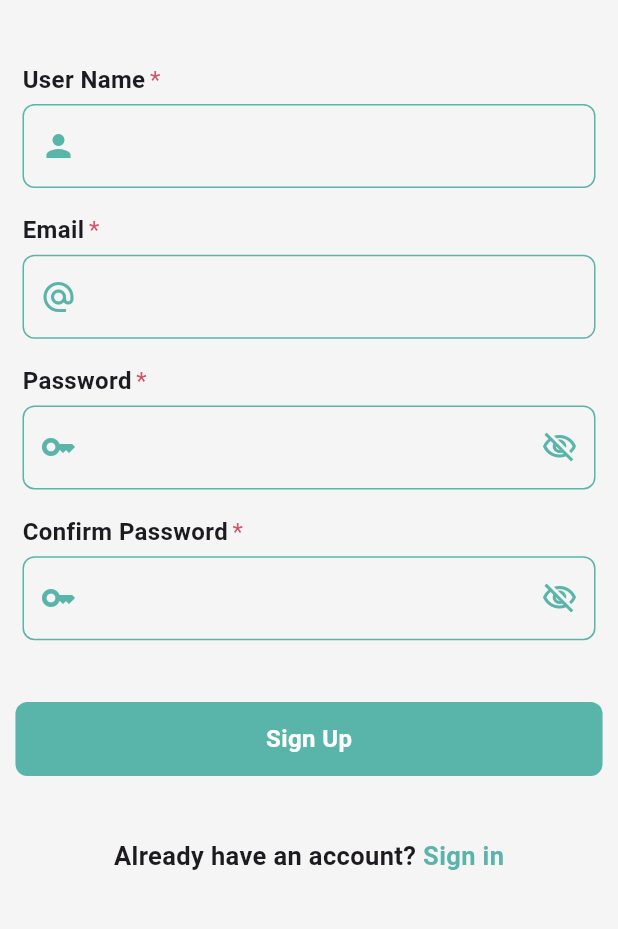
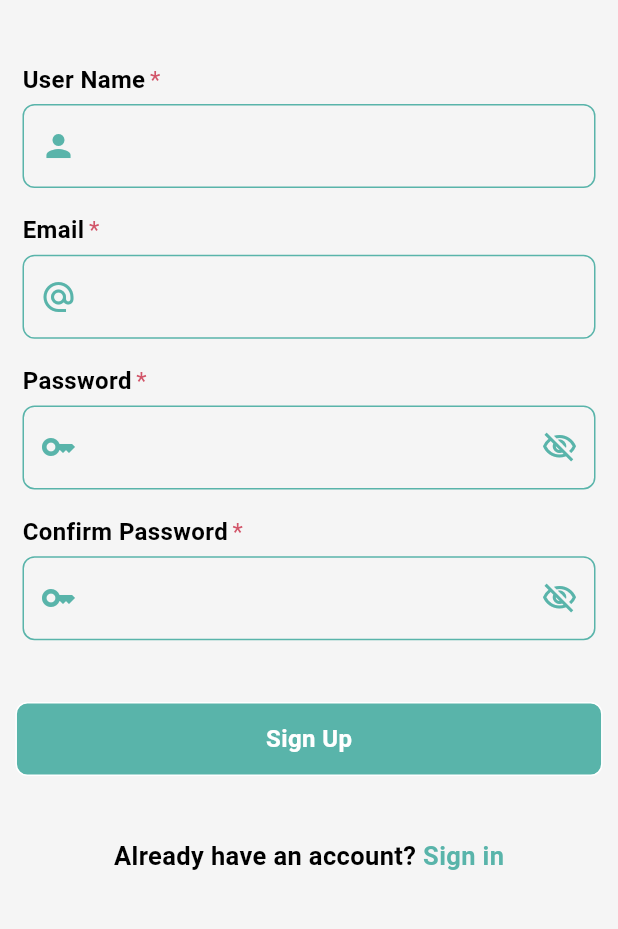
Before and after one commit to Shahabmustafa/Flutter-invoice-app, a Flutter app: the SignUpPage screen opened by its route, on a phone screen of 412 x 824 dp, the part 247-1176 px from its top. Run offline on Flutter 3.47's test engine with Material 3 defaults, Android fonts, the phone set to English and light mode, and no system bars; our stand-ins replace cached_network_image, cloud_firestore, firebase_auth, firebase_core, firebase_storage, fluttertoast and 6 more; missing offline and left inert: hand_signature; accounts and stored records are empty.

Commit message:
set a theme dark and light

```diff
--- a/lib/res/component/app_button.dart
+++ b/lib/res/component/app_button.dart
@@ -17,10 +17,13 @@ class AppButton extends StatelessWidget {
         height: height,
         width: width,
         decoration: BoxDecoration(
-          color: AppColor.primaryColor,
+          color: Theme.of(context).splashColor,
           borderRadius: BorderRadius.circular(8),
+          border: Border.all(
+            color: Theme.of(context).canvasColor,
+          ),
         ),
-        child: loading ? Center(child: CircularProgressIndicator(color: AppColor.whiteColor,)) : Center(
+        child: loading ? Center(child: CircularProgressIndicator(color: Theme.of(context).canvasColor,)) : Center(
             child: Text(
               title,
               style: TextStyle(
--- a/lib/res/component/invoice_box.dart
+++ b/lib/res/component/invoice_box.dart
@@ -16,14 +16,14 @@ class InvoiceBox extends StatelessWidget {
       height: size.height * 0.1,
       width:  size.width * 1,
       decoration: BoxDecoration(
-          color: AppColor.whiteColor,
+          color: Theme.of(context).cardColor,
           borderRadius: BorderRadius.circular(30),
           boxShadow: [
             BoxShadow(
               color: AppColor.grayColor,
-              spreadRadius: 0.1,
+              spreadRadius: 0.3,
               blurRadius: 1,
-              offset: Offset(2,2),
+              offset: Offset(0.2,0.2),
             ),
           ]
       ),
--- a/lib/res/component/invoice_text_field.dart
+++ b/lib/res/component/invoice_text_field.dart
@@ -37,6 +37,7 @@ class InvoiceTextField extends StatelessWidget {
                 style: TextStyle(
                   fontSize: 16,
                   fontWeight: FontWeight.w600,
+                  color: Theme.of(context).textTheme.displayLarge!.color,
                 ),
               ),
               SizedBox(width: 3,),
@@ -61,6 +62,12 @@ class InvoiceTextField extends StatelessWidget {
               enabled: enabled,
               // maxLines: maxLines,
               decoration: InputDecoration(
+                labelStyle: TextStyle(
+                  color: Theme.of(context).textTheme.displayLarge!.color,
+                ),
+                hintStyle: TextStyle(
+                  color: Theme.of(context).textTheme.displayLarge!.color,
+                ),
                 border: OutlineInputBorder(
                   borderRadius: BorderRadius.circular(8),
                   borderSide: BorderSide(
@@ -88,6 +95,10 @@ class InvoiceTextField extends StatelessWidget {
                 suffixIcon: suffixIcon,
                 prefixIcon: prefixIcon,
               ),
+              cursorColor: AppColor.primaryColor,
+              style: TextStyle(
+                color: Theme.of(context).textTheme.displayLarge!.color,
+              ),
               onTapOutside: (event){
                 FocusManager.instance.primaryFocus?.unfocus();
               },
--- a/lib/res/routes/routes.dart
+++ b/lib/res/routes/routes.dart
@@ -4,6 +4,7 @@ import 'package:flutter_invoice_app/view/home/invoice/add_payer.dart';
 import 'package:flutter_invoice_app/view/home/invoice/item_list.dart';
 import 'package:flutter_invoice_app/view/home/invoice/list_of_invoice.dart';
 import 'package:flutter_invoice_app/view/home/invoice/signature_screen.dart';
+import 'package:flutter_invoice_app/view/home/invoice/user_profile/setting/languages_change.dart';
 import 'package:flutter_invoice_app/view/home/invoice/user_profile/setting/setting.dart';
 import 'package:flutter_invoice_app/view/home/invoice/user_profile/user_profile.dart';
 import 'package:flutter_invoice_app/view/home/invoice/your_details.dart';
@@ -24,6 +25,7 @@ class AppRoutes{
   static const String signature = "/signature_routes";
   static const String userProfile = "/user_profile_routes";
   static const String setting = "/setting_routes";
+  static const String changeLanguage = "/change_languages_routes";
 
   static appRoutes() => [
     GetPage(
@@ -92,5 +94,11 @@ class AppRoutes{
       transition: Transition.rightToLeftWithFade,
       transitionDuration: const Duration(microseconds: 250),
     ),
+    GetPage(
+      name: changeLanguage,
+      page: () => ChangeLanguages(),
+      transition: Transition.rightToLeftWithFade,
+      transitionDuration: const Duration(microseconds: 250),
+    ),
   ];
 }
--- a/lib/res/theme_data/theme_data.dart
+++ b/lib/res/theme_data/theme_data.dart
@@ -3,6 +3,8 @@ import '../colors/app_colors.dart';
 
 class AppThemeData{
   static ThemeData lightTheme = ThemeData(
+    splashColor: AppColor.primaryColor,
+    canvasColor: AppColor.whiteColor,
     useMaterial3: true,
     floatingActionButtonTheme: FloatingActionButtonThemeData(
       backgroundColor: AppColor.primaryColor,
@@ -36,15 +38,33 @@ class AppThemeData{
       prefixIconColor: AppColor.primaryColor,
       suffixIconColor: AppColor.primaryColor,
     ),
+    textTheme: TextTheme(
+      displayLarge: TextStyle(
+        color: AppColor.blackColor,
+      ),
+    ),
   );
 
   static ThemeData darkTheme = ThemeData(
+    splashColor: AppColor.blackColor,
+    cardColor: AppColor.blackColor,
     useMaterial3: true,
+    canvasColor: AppColor.primaryColor,
     floatingActionButtonTheme: FloatingActionButtonThemeData(
-      backgroundColor: Colors.black,
+      backgroundColor: AppColor.blackColor,
       foregroundColor: AppColor.whiteColor,
+      shape: OutlineInputBorder(
+        borderRadius: BorderRadius.circular(10),
+        borderSide: BorderSide(
+          color: AppColor.primaryColor,
+          width: 3,
+        ),
+      )
     ),
     scaffoldBackgroundColor: AppColor.blackColor,
+    bottomSheetTheme: BottomSheetThemeData(
+      backgroundColor: AppColor.blackColor,
+    ),
     bottomNavigationBarTheme: BottomNavigationBarThemeData(
       backgroundColor: AppColor.blackColor,
     ),
@@ -98,7 +118,11 @@ class AppThemeData{
         ),
       ),
     ),
-
+    textTheme: TextTheme(
+      displayLarge: TextStyle(
+        color: AppColor.whiteColor,
+      ),
+    ),
   );
 
 }
--- a/lib/view model/invoice service/inoice_service.dart
+++ b/lib/view model/invoice service/inoice_service.dart
@@ -48,12 +48,16 @@ class InvoiceService extends GetxController{
         date: formattedDate,
       );
       await AppApiService.invoice.add(invoiceModel.toJson()).then((value)async{
+       try{
          await AppApiService.invoice.doc(value.id).collection('items').add({
            "itemName" : itemName.value.text,
            "itemCost" : itemCost.value.text,
            "itemQuantity" : itemQuantity.value.text,
            "total" : total.toString(),
          });
+       }catch(e){
+         // Utils.flutterToast()
+       }
         Get.back();
         Utils.flutterToast("Your Invoice is Created");
         setLoading(false);
--- a/lib/view model/user_service/user_service.dart
+++ b/lib/view model/user_service/user_service.dart
@@ -7,6 +7,9 @@ import 'package:get/get.dart';
 class UserService extends GetxController{
 
   static final signupService = Get.put(SignUpService());
+  static var date = DateTime.now();
+  static var specificId = date.millisecondsSinceEpoch;
+
 
   static userAddDataFirestore(String userName,String email,){
     signupService.setLoading(true);
@@ -16,8 +19,7 @@ class UserService extends GetxController{
         userName: userName,
         email: email,
         profileImage: "https://i.pinimg.com/474x/ad/73/1c/ad731cd0da0641bb16090f25778ef0fd.jpg",
-        language: "English",
-        theme: false,
+        specificId: specificId.toString(),
       );
       AppApiService
           .firestore
--- a/lib/view/auth/login_screen.dart
+++ b/lib/view/auth/login_screen.dart
@@ -134,6 +134,7 @@ class _LoginPageState extends State<LoginPage> {
                       style: TextStyle(
                         fontSize: 17,
                         fontWeight: FontWeight.bold,
+                        color: Theme.of(context).textTheme.displayLarge!.color,
                       ),
                     ),
                     GestureDetector(
--- a/lib/view/auth/sign_up_screen.dart
+++ b/lib/view/auth/sign_up_screen.dart
@@ -143,6 +143,7 @@ class _SignUpPageState extends State<SignUpPage> {
                   style: TextStyle(
                     fontSize: 17,
                     fontWeight: FontWeight.bold,
+                    color: Theme.of(context).textTheme.displayLarge!.color,
                   ),
                 ),
                 GestureDetector(
--- a/lib/view/home/invoice/your_details.dart
+++ b/lib/view/home/invoice/your_details.dart
@@ -85,6 +85,7 @@ class _YourDetailsState extends State<YourDetails> {
                 loading: invoiceService.loading.value,
                 onTap: (){
                   if(_key.currentState!.validate()){
+                    Get.back();
                     // business.newBusiness(context,null);
                   }
                 },
--- a/lib/view/home/list_invoice.dart
+++ b/lib/view/home/list_invoice.dart
@@ -42,7 +42,7 @@ class _ListInvoiceState extends State<ListInvoice> {
       body: StreamBuilder(
         stream: AppApiService.invoice.snapshots(),
         builder: (context,snapshot){
-          if(snapshot.hasData){
+          if(!snapshot.hasData){
             return ListView.builder(
               itemCount: snapshot.data!.docs.length,
               itemBuilder: (context,index){
@@ -84,6 +84,7 @@ class _ListInvoiceState extends State<ListInvoice> {
                 style: GoogleFonts.aldrich(
                   fontSize: 20,
                   fontWeight: FontWeight.bold,
+                  color: Theme.of(context).textTheme.displayLarge!.color,
                 )
               ),
             );
--- a/lib/view/splash/splash_screen.dart
+++ b/lib/view/splash/splash_screen.dart
@@ -23,7 +23,7 @@ class _SplashPageState extends State<SplashPage> {
   }
   Widget build(BuildContext context) {
     return Scaffold(
-      backgroundColor: AppColor.primaryColor,
+      backgroundColor: Theme.of(context).splashColor,
       body: Shimmer.fromColors(
         baseColor: AppColor.primaryColor,
         highlightColor: Colors.grey.shade200,
--- a/pubspec.yaml
+++ b/pubspec.yaml
@@ -37,7 +37,7 @@ dependencies:
   cupertino_icons: ^1.0.2
   get: ^4.6.6
   google_fonts: ^6.1.0
-  intl: ^0.18.1
+  intl: ^0.19.0
   signature: ^5.4.1
   hand_signature: ^3.0.2
   firebase_core: ^2.24.0
@@ -50,6 +50,9 @@ dependencies:
   image_picker: ^1.0.4
   shimmer: ^3.0.0
   firebase_storage: ^11.5.3
+  open_file: ^3.3.2
+  path_provider: ^2.1.1
+  pdf: ^3.10.7
 
 
 dev_dependencies:
```
Also changed, not shown: lib/model/user_model.dart (+5 -8 lines), lib/res/component/user_card.dart (+15 -10 lines), lib/res/localization/localization.dart (added, +37 -0 lines), lib/view/home/invoice/user_profile/setting/languages_change.dart (added, +86 -0 lines), lib/view/home/invoice/user_profile/setting/setting.dart (+18 -1 lines), lib/view/home/invoice/user_profile/user_profile.dart (+1 -10 lines), pubspec.lock. Lines whose indentation alone changed are shown as unchanged.
